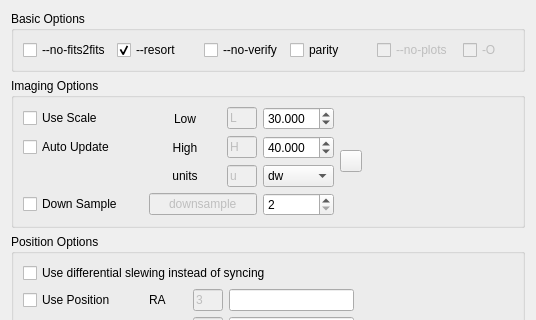
Old version of the form kstars/ekos/align/opsastrometry.ui in the repository KDE/kstars; both pictures show x 0 to 536 and y 0 to 320 of the 536 by 480 pixel window.
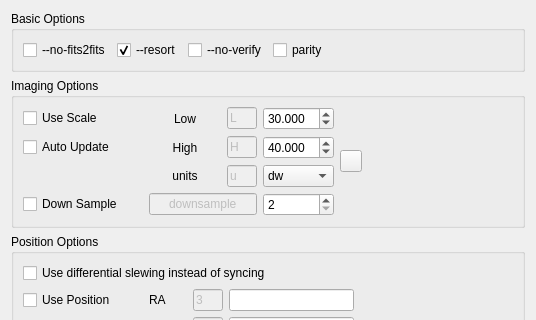
New version of the form. Icons and pictures are not drawn. Custom widgets are drawn as their Qt base class.

Commit message: Remove old unused options

The edit to the form file:
```diff
--- a/kstars/ekos/align/opsastrometry.ui
+++ b/kstars/ekos/align/opsastrometry.ui
@@ -69,42 +69,17 @@
          </widget>
         </item>
         <item>
-         <widget class="QCheckBox" name="checkBox_27">
-          <property name="enabled">
-           <bool>false</bool>
+         <spacer name="horizontalSpacer_3">
+          <property name="orientation">
+           <enum>Qt::Horizontal</enum>
           </property>
-          <property name="toolTip">
-           <string>Prevents creation of unnecessary files unused by Ekos.</string>
-          </property>
-          <property name="text">
-           <string>--no-plots</string>
-          </property>
-          <property name="checked">
-           <bool>false</bool>
-          </property>
-         </widget>
-        </item>
-        <item>
-         <widget class="QCheckBox" name="checkBox_30">
-          <property name="enabled">
-           <bool>false</bool>
-          </property>
-          <property name="maximumSize">
+          <property name="sizeHint" stdset="0">
            <size>
-            <width>50</width>
-            <height>16777215</height>
+            <width>40</width>
+            <height>20</height>
            </size>
           </property>
-          <property name="toolTip">
-           <string>Overwrite already generated files. It must be checked to prevent solver failure.</string>
-          </property>
-          <property name="text">
-           <string>-O</string>
-          </property>
-          <property name="checked">
-           <bool>false</bool>
-          </property>
-         </widget>
+         </spacer>
         </item>
        </layout>
       </item>
```
